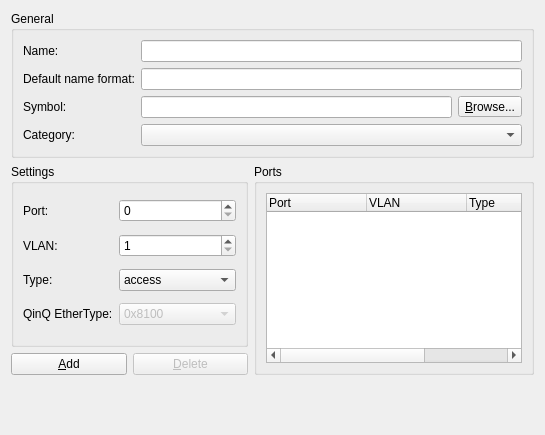
The window that gns3/modules/builtin/ui/ethernet_switch_configuration_page.ui (GNS3/gns3-gui) describes before a commit, drawn with Qt 5.
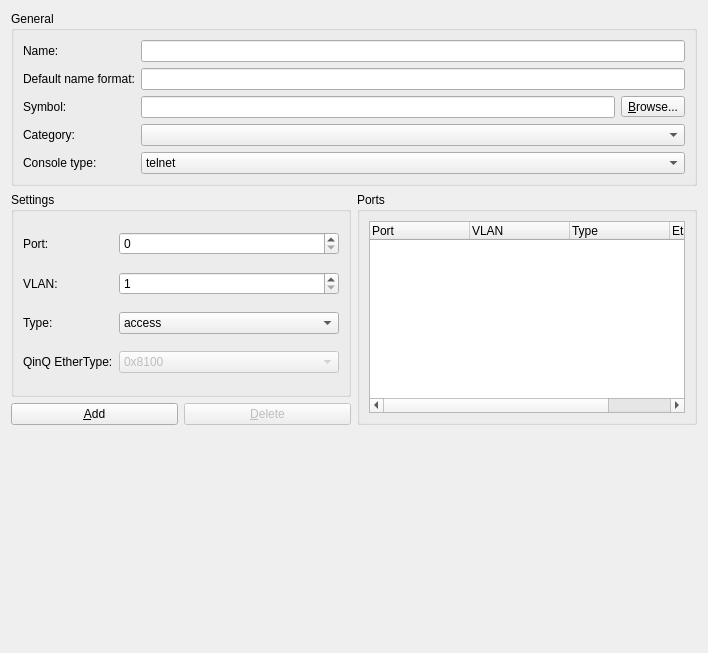
The same window after the commit.

Commit message: Support for console type "none" for all VMs. Fixes #2452.

What changed in the file:
```diff
--- a/gns3/modules/builtin/ui/ethernet_switch_configuration_page.ui
+++ b/gns3/modules/builtin/ui/ethernet_switch_configuration_page.ui
@@ -6,8 +6,8 @@
    <rect>
     <x>0</x>
     <y>0</y>
-    <width>545</width>
-    <height>435</height>
+    <width>708</width>
+    <height>653</height>
    </rect>
   </property>
   <property name="windowTitle">
@@ -74,6 +74,27 @@
       <item row="3" column="1">
        <widget class="QComboBox" name="uiCategoryComboBox"/>
       </item>
+      <item row="4" column="0">
+       <widget class="QLabel" name="uiConsoleTypeLabel">
+        <property name="text">
+         <string>Console type:</string>
+        </property>
+       </widget>
+      </item>
+      <item row="4" column="1">
+       <widget class="QComboBox" name="uiConsoleTypeComboBox">
+        <item>
+         <property name="text">
+          <string>telnet</string>
+         </property>
+        </item>
+        <item>
+         <property name="text">
+          <string>none</string>
+         </property>
+        </item>
+       </widget>
+      </item>
      </layout>
     </widget>
    </item>
```
The commit also changes 38 other files.
